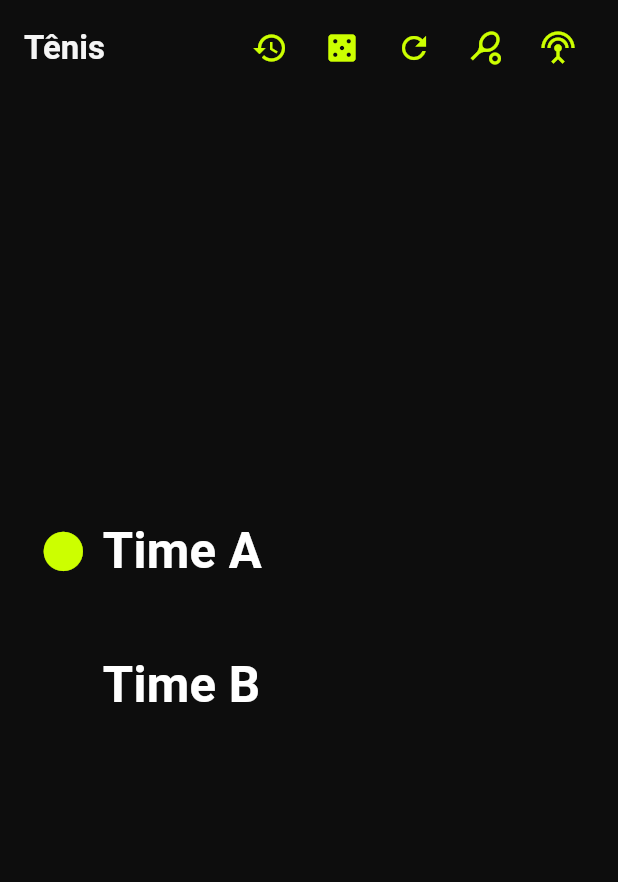
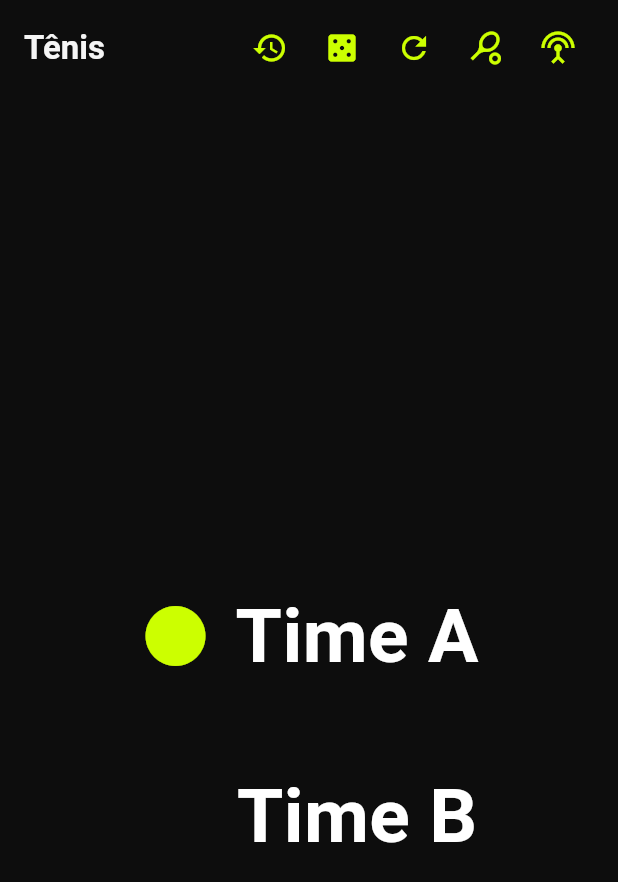
Before and after one commit to fgdreyer78/remote-racket-score, a Flutter app: the screen it shows after launch, on a phone screen of 412 x 824 dp. Shown: the top 882 px of the screen. Run offline on Flutter 3.47's test engine with Material 3 defaults, Android fonts, the phone set to English and light mode, and no system bars; our stand-ins replace audio_service, flutter_riverpod, flutter_tts, just_audio, shared_preferences; missing offline and left inert: audio_session.

Commit message:
RELATÓRIO MESTRE v4 + TELA SCORE OK + TIMER OK

```diff
--- a/lib/features/score/score_screen.dart
+++ b/lib/features/score/score_screen.dart
@@ -1,6 +1,6 @@
 import 'dart:async';
 import 'package:flutter/material.dart';
-import 'package:flutter/services.dart'; // NECESSÁRIO PARA ESCONDER A BARRA DO SISTEMA
+import 'package:flutter/services.dart';
 import 'dart:math';
 import 'package:flutter_riverpod/flutter_riverpod.dart';
 
@@ -29,20 +29,17 @@
   String _clockLabel = '';
   Timer? _clockTimer;
 
-  // Variável para controlar a visibilidade do menu flutuante
   bool _isMenuVisible = true;
 
   @override
   void initState() {
     super.initState();
-    // TELA CHEIA ABSOLUTA: Esconde status de bateria, Wi-Fi e botões de navegação
     SystemChrome.setEnabledSystemUIMode(SystemUiMode.immersiveSticky);
   }
 
   @override
   void dispose() {
     _clockTimer?.cancel();
-    // Ao sair desta tela, devolve a barra de bateria para o celular voltar ao normal
     SystemChrome.setEnabledSystemUIMode(SystemUiMode.edgeToEdge);
     super.dispose();
   }
@@ -72,17 +69,6 @@
     });
   }
 
-  bool _isMatchNotStarted(ScoreState score) {
-    return score.pointsA == 0 &&
-        score.pointsB == 0 &&
-        score.gamesA == 0 &&
-        score.gamesB == 0 &&
-        score.setsA == 0 &&
-        score.setsB == 0 &&
-        !score.isTiebreak &&
-        score.history.isEmpty;
-  }
-
   @override
   Widget build(BuildContext context) {
     ref.watch(keyEventServiceProvider);
@@ -100,8 +86,8 @@
     ref.listen<ScoreState>(scoreStateProvider, (prev, next) {
       if (config == null || prev == null || next == prev) return;
 
-      // AUTO-HIDE: Se o jogo acabou de começar (saiu do 0x0), o menu sobe sozinho!
-      if (_isMatchNotStarted(prev) && !_isMatchNotStarted(next) && _isMenuVisible) {
+      // AUTO-HIDE CORRIGIDO: Se houver QUALQUER mudança no placar e o menu estiver visível, esconda-o!
+      if (_isMenuVisible) {
         setState(() => _isMenuVisible = false);
       }
 
@@ -116,9 +102,9 @@
       final shouldRest = gameEnded && isOddGame && !isFirstGame;
 
       if (setEnded && config.breakBetweenSetsSeconds > 0) {
-        _startClock(config.breakBetweenSetsSeconds, 'Intervalo (set)', config);
+        _startClock(config.breakBetweenSetsSeconds, 'Intervalo', config);
       } else if (shouldRest && config.breakBetweenGamesSeconds > 0) {
-        _startClock(config.breakBetweenGamesSeconds, 'Intervalo (game)', config);
+        _startClock(config.breakBetweenGamesSeconds, 'Intervalo', config);
       } else if (pointAdded && config.serveClockSeconds > 0) {
         _startClock(config.serveClockSeconds, 'Saque', config);
       }
@@ -128,20 +114,19 @@
 
     return Scaffold(
       backgroundColor: AppTheme.surface,
-      // GESTOS INTELIGENTES: Deslizar para cima/baixo para mostrar o menu
       body: GestureDetector(
+        behavior: HitTestBehavior.opaque,
         onVerticalDragUpdate: (details) {
           if (details.primaryDelta! > 2 && !_isMenuVisible) {
-            setState(() => _isMenuVisible = true); // Swipe down
+            setState(() => _isMenuVisible = true);
           } else if (details.primaryDelta! < -2 && _isMenuVisible) {
-            setState(() => _isMenuVisible = false); // Swipe up
+            setState(() => _isMenuVisible = false);
           }
         },
         child: config == null
             ? const Center(child: CircularProgressIndicator(color: neonColor))
             : Stack(
                 children: [
-                  // CAMADA 1: O Placar (Ocupando a tela inteira)
                   SafeArea(
                     child: _ScoreContent(
                       score: score,
@@ -149,7 +134,7 @@
                       playerBName: config.playerBName,
                       ttsLanguage: config.ttsLanguage,
                       clockLabel: _clockLabel,
-                      clockRemaining: _clockRemaining, // Passando o relógio para dentro do placar
+                      clockRemaining: _clockRemaining,
                       onPointA: () {
                         if (!score.matchOver) ref.read(scoreStateProvider.notifier).addPointA();
                       },
@@ -160,14 +145,13 @@
                     ),
                   ),
 
-                  // CAMADA 2: O Menu Superior Animado (Subindo em 700ms)
                   AnimatedSlide(
                     offset: _isMenuVisible ? Offset.zero : const Offset(0, -1.2),
                     duration: const Duration(milliseconds: 700),
                     curve: Curves.easeInOutCubic,
                     child: Container(
-                      color: AppTheme.surface.withOpacity(0.95), // Fundo quase sólido para ler os ícones
-                      padding: EdgeInsets.only(top: MediaQuery.of(context).padding.top), // Para não bater no notch da câmera
+                      color: AppTheme.surface.withOpacity(0.95),
+                      padding: EdgeInsets.only(top: MediaQuery.of(context).padding.top),
                       child: Padding(
                         padding: const EdgeInsets.symmetric(horizontal: 16, vertical: 8),
                         child: Row(
@@ -181,7 +165,7 @@
                               mainAxisSize: MainAxisSize.min,
                               children: [
                                 IconButton(icon: const Icon(Icons.history, color: neonColor), tooltip: 'Histórico', onPressed: () => _openHistory(context)),
-                                IconButton(icon: const Icon(Icons.casino, color: neonColor), tooltip: 'Coin toss', onPressed: _isMatchNotStarted(score) ? () => _coinToss(context) : null),
+                                IconButton(icon: const Icon(Icons.casino, color: neonColor), tooltip: 'Coin toss', onPressed: () => _coinToss(context)),
                                 IconButton(icon: const Icon(Icons.refresh, color: neonColor), tooltip: 'Nova partida', onPressed: () => _confirmReset(context)),
                                 IconButton(icon: const Icon(Icons.sports_tennis, color: neonColor), tooltip: 'Configurações', onPressed: () => _openSettings(context)),
                                 IconButton(icon: const Icon(Icons.settings_input_antenna, color: neonColor), tooltip: 'Mapear botões', onPressed: () => _openButtonMapping(context)),
@@ -227,7 +211,7 @@
         ) ?? false;
     if (shouldReset) {
       ref.read(scoreStateProvider.notifier).reset();
-      setState(() => _isMenuVisible = true); // Mostra o menu de volta ao resetar!
+      setState(() => _isMenuVisible = true);
     }
   }
 
@@ -293,40 +277,28 @@
   final VoidCallback onPointB;
   final VoidCallback onUndo;
 
-  // WIDGET DO RELÓGIO GIGANTE (para portrait) - ATUALIZADO
-  Widget _buildBigClock(Color neonColor) {
+  Widget _buildBigClockPortrait(Color neonColor) {
     if (clockRemaining == null) return const SizedBox.shrink();
     return Column(
-      mainAxisSize: MainAxisSize.min,
+      mainAxisAlignment: MainAxisAlignment.center,
       children: [
-        // Texto: CAIXA ALTA, Branco, 50% maior
         Text(clockLabel.toUpperCase(), style: const TextStyle(color: Colors.white, fontSize: 36, fontWeight: FontWeight.w500)),
-        // Número: Mantém estilo
-        Text('$clockRemaining', style: TextStyle(color: neonColor, fontWeight: FontWeight.bold, fontSize: 80)),
+        Text('$clockRemaining', style: TextStyle(color: neonColor, fontWeight: FontWeight.bold, fontSize: 80, height: 1.1)),
       ],
     );
   }
 
-  // NOVO WIDGET DO RELÓGIO LANDSCAPE - Alinhado à esquerda
-  Widget _buildLandscapeClock(Color neonColor) {
+  Widget _buildBigClockLandscape(Color neonColor) {
     if (clockRemaining == null) return const SizedBox.shrink();
-    return AnimatedSlide(
-      offset: Offset.zero,
-      duration: const Duration(milliseconds: 700),
-      curve: Curves.easeInOutCubic,
-      child: Padding(
-        padding: const EdgeInsets.only(left: 64.0, right: 16.0), // Alinhado com o nome
-        child: Row(
-          mainAxisAlignment: MainAxisAlignment.start, // Alinhado à esquerda
+    return Row(
+      mainAxisSize: MainAxisSize.min,
+      mainAxisAlignment: MainAxisAlignment.start,
+      crossAxisAlignment: CrossAxisAlignment.center,
       children: [
-            // Texto: CAIXA ALTA, Branco, 50% maior
-            Text('SAQUE', style: const TextStyle(color: Colors.white, fontSize: 36, fontWeight: FontWeight.w500)),
-            const SizedBox(width: 16),
-            // Número: Mantém estilo
-            Text('$clockRemaining', style: TextStyle(color: neonColor, fontWeight: FontWeight.bold, fontSize: 80)),
+        Text(clockLabel.toUpperCase(), style: const TextStyle(color: Colors.white, fontSize: 36, fontWeight: FontWeight.w500)),
+        const SizedBox(width: 24),
+        Text('$clockRemaining', style: TextStyle(color: neonColor, fontWeight: FontWeight.bold, fontSize: 80, height: 1.1)),
       ],
-        ),
-      ),
     );
   }
 
@@ -368,24 +340,23 @@
 
     final isPortrait = MediaQuery.of(context).orientation == Orientation.portrait;
 
-    // REFATORAÇÃO DO CONTEÚDO PARA TRATAR LANDSCAPE
     Widget content;
     if (isPortrait) {
       content = Column(
         mainAxisAlignment: MainAxisAlignment.center,
         crossAxisAlignment: CrossAxisAlignment.center,
         children: [
-          // RELÓGIO NA VERTICAL (Acima do placar)
-          if (clockRemaining != null) ...[
-            _buildBigClock(neonColor),
-            const SizedBox(height: 32),
-          ],
+          SizedBox(
+            height: 160,
+            child: clockRemaining != null ? _buildBigClockPortrait(neonColor) : null,
+          ),
 
           GestureDetector(
             behavior: HitTestBehavior.opaque,
             onTap: onPointA,
             onLongPress: onUndo,
             child: _buildPlayer(
+              isPortrait: isPortrait, // PASSEI A VARIÁVEL DE VOLTA PARA CÁ!
               name: playerAName,
               isServer: score.serverIsA,
               previousSetsGames: score.previousSetsGamesA,
@@ -400,13 +371,14 @@
             ),
           ),
 
-          const SizedBox(height: 64), // Maior separação vertical em portrait
+          const SizedBox(height: 32),
 
           GestureDetector(
             behavior: HitTestBehavior.opaque,
             onTap: onPointB,
             onLongPress: onUndo,
             child: _buildPlayer(
+              isPortrait: isPortrait, // PASSEI A VARIÁVEL DE VOLTA PARA CÁ!
               name: playerBName,
               isServer: !score.serverIsA,
               previousSetsGames: score.previousSetsGamesB,
@@ -423,15 +395,18 @@
         ],
       );
     } else {
-      // NOVO Layout Landscape
-      content = Column(
-        mainAxisAlignment: MainAxisAlignment.spaceAround, // "com algum respiro"
+      content = Stack(
+        alignment: Alignment.center,
+        children: [
+          Column(
+            mainAxisAlignment: MainAxisAlignment.center,
             children: [
               GestureDetector(
                 behavior: HitTestBehavior.opaque,
                 onTap: onPointA,
                 onLongPress: onUndo,
                 child: _buildPlayer(
+                  isPortrait: isPortrait,
                   name: playerAName,
                   isServer: score.serverIsA,
                   previousSetsGames: score.previousSetsGamesA,
@@ -446,15 +421,14 @@
                 ),
               ),
 
-          // NOVO RELÓGIO NA HORIZONTAL (Entre os jogadores, alinhado à esquerda)
-          if (clockRemaining != null)
-            _buildLandscapeClock(neonColor),
+              const SizedBox(height: 80),
 
               GestureDetector(
                 behavior: HitTestBehavior.opaque,
                 onTap: onPointB,
                 onLongPress: onUndo,
                 child: _buildPlayer(
+                  isPortrait: isPortrait,
                   name: playerBName,
                   isServer: !score.serverIsA,
                   previousSetsGames: score.previousSetsGamesB,
@@ -466,6 +440,19 @@
                   neonColor: neonColor,
                   whiteColor: whiteColor,
                   grayColor: grayColor,
+                ),
+              ),
+            ],
+          ),
+
+          if (clockRemaining != null)
+            Positioned.fill(
+              child: Align(
+                alignment: Alignment.centerLeft,
+                child: Padding(
+                  padding: const EdgeInsets.only(left: 24.0),
+                  child: _buildBigClockLandscape(neonColor),
+                ),
               ),
             ),
         ],
@@ -483,7 +470,7 @@
                 fit: BoxFit.contain,
                 child: Padding(
                   padding: const EdgeInsets.all(16.0),
-                  child: content, // Usando o widget content calculado
+                  child: content,
                 ),
               ),
             ),
@@ -506,8 +493,9 @@
     );
   }
 
-  // ATUALIZAÇÃO DE _BUILDPLAYER - REMOVE O TRATAMENTO DE PORTRAIT/LANDSCAPE
+  // A MÁGICA RESTAURADA: O layout muda se está em pé (Column) ou deitado (Row)
   Widget _buildPlayer({
+    required bool isPortrait,
     required String name,
     required bool isServer,
     required List<int> previousSetsGames,
@@ -550,14 +538,26 @@
       ],
     );
 
-    // Layout básico: Nome à esquerda, Pontos à direita.
+    if (isPortrait) {
+      // VERTICAL: Nome em cima, pontos embaixo. Tudo fica gigante de novo!
+      return Column(
+        crossAxisAlignment: CrossAxisAlignment.start,
+        children: [
+          nameRow,
+          const SizedBox(height: 16),
+          Padding(padding: const EdgeInsets.only(left: 64), child: scoresRow),
+        ],
+      );
+    } else {
+      // HORIZONTAL: Nome de um lado, pontos do outro
       return Row(
         mainAxisSize: MainAxisSize.min,
         children: [
-        SizedBox(width: 500, child: nameRow), // Mantém largura fixa para o nome
+          SizedBox(width: 500, child: nameRow),
           const SizedBox(width: 48),
           scoresRow,
         ],
       );
     }
   }
+}
```
Also changed, not shown: 1 other file. Lines whose indentation alone changed are shown as unchanged.
